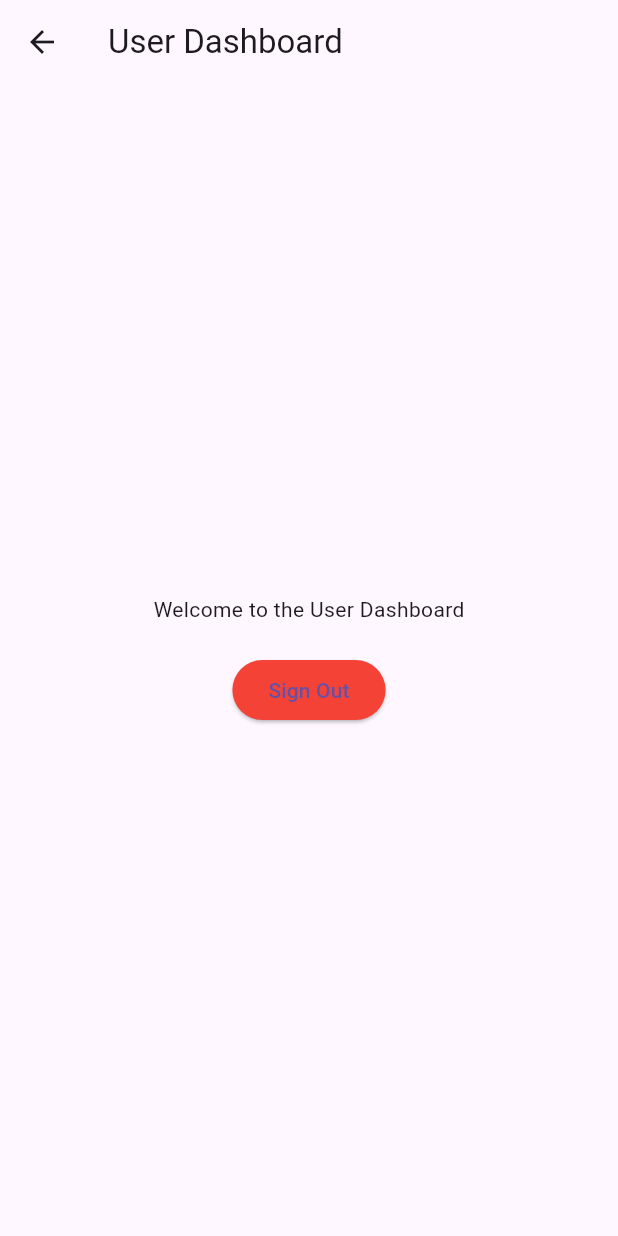
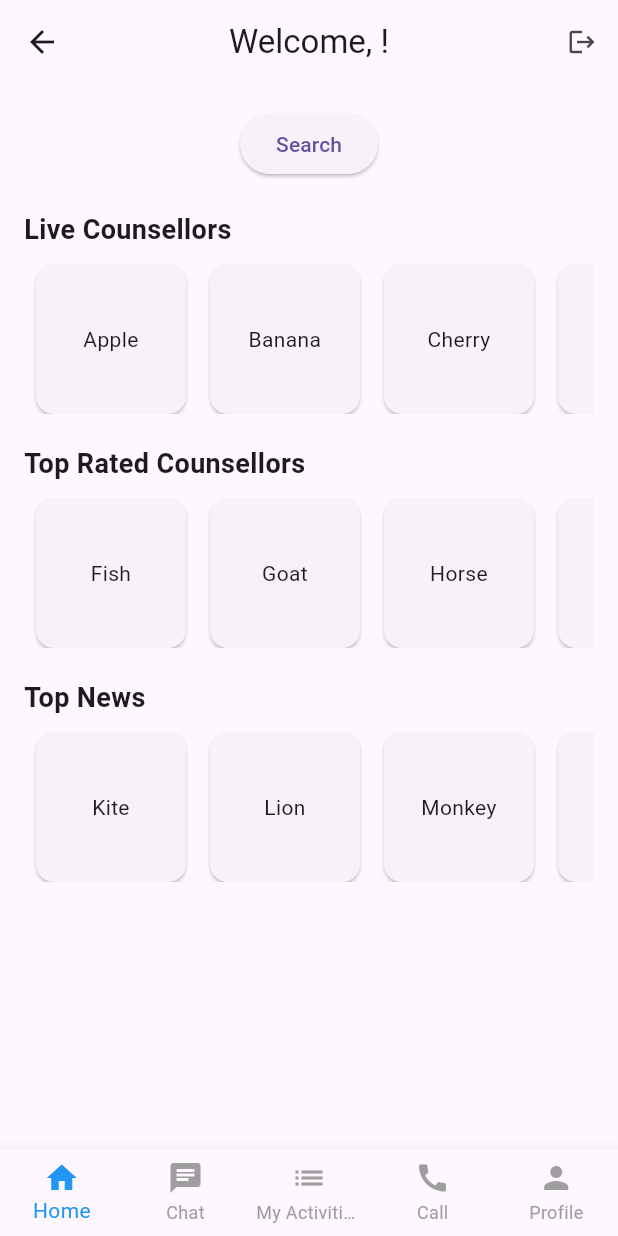
Before and after one commit to procounsellor/ProCounsellorAppFront, a Flutter app: the UserDashboard screen opened directly with empty values, on a phone screen of 412 x 824 dp. Run offline on Flutter 3.47's test engine with Material 3 defaults, Android fonts, the phone set to English and light mode, and no system bars; our stand-ins replace flutter_secure_storage; accounts and stored records are empty.

Commit message:
Added user dashboard functinalities

```diff
--- /dev/null
+++ b/my_app/lib/screens/dashboards/userDashboard/base_page.dart
@@ -0,0 +1,47 @@
+import 'package:flutter/material.dart';
+import 'call_page.dart'; // Import CallPage
+import 'chat_page.dart'; // Import ChatPage
+import 'user_dashboard.dart'; // Import UserDashboard or other pages
+
+class BasePage extends StatefulWidget {
+  @override
+  _BasePageState createState() => _BasePageState();
+}
+
+class _BasePageState extends State<BasePage> {
+  int _selectedIndex = 0;
+
+  final List<Widget> _pages = [
+    UserDashboard(), // Replace with the actual page (e.g., UserDashboard)
+    ChatPage(), // Chat Page
+    CallPage(), // Call Page
+    // Add other pages here if necessary
+  ];
+
+  @override
+  Widget build(BuildContext context) {
+    return Scaffold(
+      appBar: AppBar(
+        title: Text("App Name"), // Title for your app
+        centerTitle: true,
+      ),
+      body: _pages[_selectedIndex], // Show the page based on the selected index
+      bottomNavigationBar: BottomNavigationBar(
+        currentIndex: _selectedIndex,
+        onTap: _onItemTapped,
+        items: const [
+          BottomNavigationBarItem(icon: Icon(Icons.home), label: "Home"),
+          BottomNavigationBarItem(icon: Icon(Icons.chat), label: "Chat"),
+          BottomNavigationBarItem(icon: Icon(Icons.call), label: "Call"),
+          BottomNavigationBarItem(icon: Icon(Icons.person), label: "Profile"),
+        ],
+      ),
+    );
+  }
+
+  void _onItemTapped(int index) {
+    setState(() {
+      _selectedIndex = index;
+    });
+  }
+}
--- /dev/null
+++ b/my_app/lib/screens/dashboards/userDashboard/user_dashboard.dart
@@ -0,0 +1,165 @@
+import 'package:flutter/material.dart';
+import 'search_page.dart';
+import 'chat_page.dart';
+import 'details_page.dart';
+import 'call_page.dart'; // Import CallPage
+
+class UserDashboard extends StatefulWidget {
+  final VoidCallback onSignOut;
+  final String username;
+
+  UserDashboard({required this.onSignOut, required this.username});
+
+  @override
+  _UserDashboardState createState() => _UserDashboardState();
+}
+
+class _UserDashboardState extends State<UserDashboard> {
+  // Sample data for the three lists
+  final List<String> _list1 = [
+    "Apple",
+    "Banana",
+    "Cherry",
+    "Date",
+    "Elderberry"
+  ];
+  final List<String> _list2 = ["Fish", "Goat", "Horse", "Iguana", "Jaguar"];
+  final List<String> _list3 = ["Kite", "Lion", "Monkey", "Nest", "Owl"];
+
+  @override
+  Widget build(BuildContext context) {
+    return Scaffold(
+      appBar: AppBar(
+        title: Text("Welcome, ${widget.username}!"),
+        centerTitle: true,
+        actions: [
+          IconButton(
+            icon: Icon(Icons.logout, size: 20), // Smaller sign-out button
+            tooltip: "Sign Out",
+            onPressed: widget.onSignOut,
+          ),
+        ],
+      ),
+      body: Padding(
+        padding: const EdgeInsets.all(16.0),
+        child: Column(
+          children: [
+            // Search Button
+            ElevatedButton(
+              onPressed: () {
+                Navigator.push(
+                  context,
+                  MaterialPageRoute(
+                    builder: (_) => SearchPage(
+                      list1: _list1,
+                      list2: _list2,
+                      list3: _list3,
+                    ),
+                  ),
+                );
+              },
+              child: Text("Search"),
+            ),
+            SizedBox(height: 20),
+            // Horizontal Lists
+            Expanded(
+              child: ListView(
+                children: [
+                  _buildHorizontalList("Live Counsellors", _list1),
+                  SizedBox(height: 20),
+                  _buildHorizontalList("Top Rated Counsellors", _list2),
+                  SizedBox(height: 20),
+                  _buildHorizontalList("Top News", _list3),
+                ],
+              ),
+            ),
+          ],
+        ),
+      ),
+      bottomNavigationBar: _buildBottomNavigationBar(),
+    );
+  }
+
+  Widget _buildHorizontalList(String title, List<String> items) {
+    return Column(
+      crossAxisAlignment: CrossAxisAlignment.start,
+      children: [
+        Text(
+          title,
+          style: TextStyle(fontSize: 18, fontWeight: FontWeight.bold),
+        ),
+        SizedBox(height: 10),
+        SizedBox(
+          height: 100, // Fixed height for the list
+          child: ListView.builder(
+            scrollDirection: Axis.horizontal,
+            itemCount: items.length,
+            itemBuilder: (context, index) {
+              return GestureDetector(
+                onTap: () {
+                  Navigator.push(
+                    context,
+                    MaterialPageRoute(
+                      builder: (_) => DetailsPage(itemName: items[index]),
+                    ),
+                  );
+                },
+                child: Card(
+                  margin: EdgeInsets.symmetric(horizontal: 8),
+                  child: Container(
+                    width: 100, // Fixed width for each card
+                    alignment: Alignment.center,
+                    child: Text(
+                      items[index],
+                      textAlign: TextAlign.center,
+                    ),
+                  ),
+                ),
+              );
+            },
+          ),
+        ),
+      ],
+    );
+  }
+
+  Widget _buildBottomNavigationBar() {
+    return BottomNavigationBar(
+      items: const [
+        BottomNavigationBarItem(icon: Icon(Icons.home), label: "Home"),
+        BottomNavigationBarItem(icon: Icon(Icons.chat), label: "Chat"),
+        BottomNavigationBarItem(icon: Icon(Icons.list), label: "My Activities"),
+        BottomNavigationBarItem(icon: Icon(Icons.call), label: "Call"),
+        BottomNavigationBarItem(icon: Icon(Icons.person), label: "Profile"),
+      ],
+      selectedItemColor: Colors.blue,
+      unselectedItemColor: Colors.grey,
+      type: BottomNavigationBarType.fixed,
+      onTap: (index) {
+        if (index == 1) {
+          // Navigate to Chat Page when Chat button is tapped
+          Navigator.push(
+            context,
+            MaterialPageRoute(
+              builder: (_) => ChatPage(
+                liveCounsellors: _list1,
+                topRatedCounsellors: _list2,
+              ),
+            ),
+          );
+        } else if (index == 3) {
+          // Navigate to Call Page when Call button is tapped
+          Navigator.push(
+            context,
+            MaterialPageRoute(
+              builder: (_) => CallPage(
+                liveCounsellors: _list1,
+                topRatedCounsellors: _list2,
+              ),
+            ),
+          );
+        }
+      },
+    );
+  }
+}
--- a/my_app/lib/screens/dashboards/user_dashboard.dart
+++ /dev/null
@@ -1,33 +0,0 @@
-import 'package:flutter/material.dart';
-
-// In your `UserDashboard` (and similar dashboards)
-class UserDashboard extends StatelessWidget {
-  final VoidCallback onSignOut;
-
-  UserDashboard({required this.onSignOut});
-
-  @override
-  Widget build(BuildContext context) {
-    return Scaffold(
-      appBar: AppBar(
-        title: Text("User Dashboard"),
-      ),
-      body: Center(
-        child: Column(
-          mainAxisAlignment: MainAxisAlignment.center,
-          children: [
-            Text("Welcome to the User Dashboard"),
-            SizedBox(height: 20),
-            ElevatedButton(
-              onPressed: onSignOut, // Trigger sign-out here
-              child: Text("Sign Out"),
-              style: ElevatedButton.styleFrom(
-                backgroundColor: Colors.red, // Red color for Sign Out button
-              ),
-            ),
-          ],
-        ),
-      ),
-    );
-  }
-}
```
Also changed, not shown: my_app/lib/screens/dashboards/userDashboard/call_page.dart (added, +54 -0 lines), my_app/lib/screens/dashboards/userDashboard/chat_page.dart (added, +40 -0 lines), my_app/lib/screens/dashboards/userDashboard/details_page.dart (added, +61 -0 lines), my_app/lib/screens/dashboards/userDashboard/search_page.dart (added, +83 -0 lines), my_app/lib/screens/signin.dart (+13 -15 lines), my_app/lib/screens/dashboards/adminDashboard/admin_dashboard.dart (renamed from my_app/lib/screens/dashboards/admin_dashboard.dart), my_app/lib/screens/dashboards/counsellorDashboard/counsellor_dashboard.dart (renamed from my_app/lib/screens/dashboards/counsellor_dashboard.dart).
